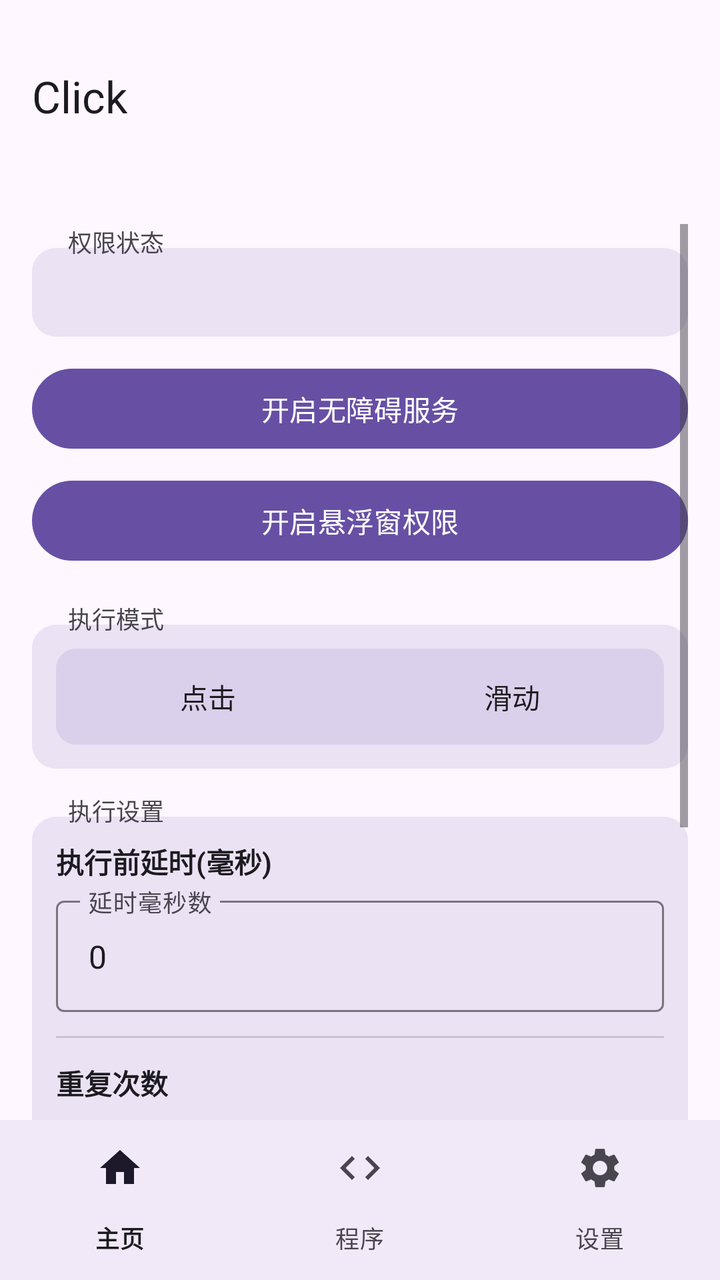
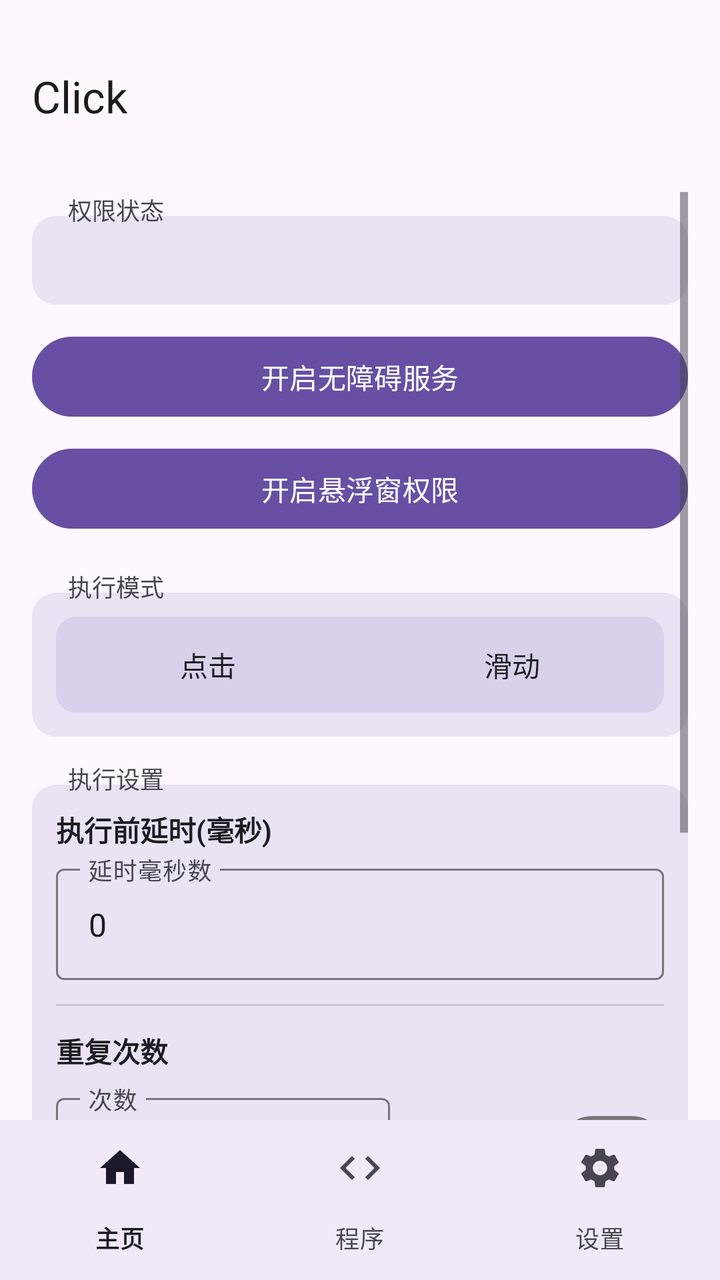

Before-and-after screenshots of an Android layout around one commit, followed by the original layout XML and the change that was made.
<!-- AndroidManifest.xml: activity theme Theme.Click -->
<!-- res/layout/activity_main.xml -->
<?xml version="1.0" encoding="utf-8"?>
<LinearLayout xmlns:android="http://schemas.android.com/apk/res/android"
    xmlns:app="http://schemas.android.com/apk/res-auto"
    android:layout_width="match_parent"
    android:layout_height="match_parent"
    android:fitsSystemWindows="false"
    android:orientation="vertical">

    
    <FrameLayout
        android:layout_width="match_parent"
        android:layout_height="96dp"
        android:background="?attr/colorSurface">

        <com.google.android.material.appbar.MaterialToolbar
            android:id="@+id/toolbar"
            android:layout_width="match_parent"
            android:layout_height="wrap_content"
            android:layout_gravity="center"
            app:title="Click"
            app:titleTextColor="?attr/colorOnSurface" />
    </FrameLayout>

    
    <ScrollView
        android:id="@+id/home_content"
        android:layout_width="match_parent"
        android:layout_height="0dp"
        android:layout_weight="1"
        android:clipToPadding="false"
        android:paddingBottom="16dp"
        android:paddingHorizontal="16dp"
        android:paddingTop="16dp">

        <LinearLayout
            android:layout_width="match_parent"
            android:layout_height="wrap_content"
            android:orientation="vertical">

            
            <TextView
                android:layout_width="wrap_content"
                android:layout_height="wrap_content"
                android:text="权限状态"
                android:textSize="12sp"
                android:textColor="?attr/colorOnSurfaceVariant"
                android:background="@android:color/transparent"
                android:paddingHorizontal="6dp"
                android:layout_marginStart="12dp"
                android:layout_marginBottom="-6dp"
                android:elevation="2dp" />

            
            <LinearLayout
                android:layout_width="match_parent"
                android:layout_height="wrap_content"
                android:orientation="vertical"
                android:background="@drawable/section_border"
                android:padding="12dp">

                <TextView
                    android:id="@+id/statusText"
                    android:layout_width="match_parent"
                    android:layout_height="wrap_content"
                    android:gravity="start"
                    android:textSize="15sp"
                    android:textStyle="bold"
                    android:textColor="?attr/colorOnSurface" />
            </LinearLayout>

            <Button
                android:id="@+id/btnEnableService"
                android:layout_width="match_parent"
                android:layout_height="wrap_content"
                android:layout_marginTop="12dp"
                android:text="开启无障碍服务" />

            <Button
                android:id="@+id/btnEnableOverlay"
                android:layout_width="match_parent"
                android:layout_height="wrap_content"
                android:layout_marginTop="8dp"
                android:text="开启悬浮窗权限" />

            
            <TextView
                android:layout_width="wrap_content"
                android:layout_height="wrap_content"
                android:layout_marginTop="16dp"
                android:text="执行模式"
                android:textSize="12sp"
                android:textColor="?attr/colorOnSurfaceVariant"
                android:background="@android:color/transparent"
                android:paddingHorizontal="6dp"
                android:layout_marginStart="12dp"
                android:layout_marginBottom="-6dp"
                android:elevation="2dp" />

            
            <LinearLayout
                android:layout_width="match_parent"
                android:layout_height="wrap_content"
                android:orientation="vertical"
                android:background="@drawable/section_border"
                android:padding="12dp">

                <FrameLayout
                    android:layout_width="match_parent"
                    android:layout_height="wrap_content"
                    android:background="@drawable/segment_bg">

                    <View
                        android:id="@+id/modeIndicator"
                        android:layout_width="0dp"
                        android:layout_height="36dp"
                        android:layout_gravity="center_vertical"
                        android:layout_marginStart="4dp"
                        android:background="@drawable/segment_selected" />

                    <LinearLayout
                        android:layout_width="match_parent"
                        android:layout_height="wrap_content"
                        android:orientation="horizontal">

                        <Button
                            android:id="@+id/radioClick"
                            android:layout_width="0dp"
                            android:layout_height="wrap_content"
                            android:layout_weight="1"
                            android:text="点击"
                            android:background="@android:color/transparent"
                            android:textColor="@color/btn_text_selector" />

                        <Button
                            android:id="@+id/radioSwipe"
                            android:layout_width="0dp"
                            android:layout_height="wrap_content"
                            android:layout_weight="1"
                            android:text="滑动"
                            android:background="@android:color/transparent"
                            android:textColor="@color/btn_text_selector" />
                    </LinearLayout>
                </FrameLayout>

                <LinearLayout
                    android:id="@+id/swipeParams"
                    android:layout_width="match_parent"
                    android:layout_height="wrap_content"
                    android:orientation="vertical"
                    android:visibility="gone"
                    android:layout_marginTop="12dp">

                    <View
                        android:layout_width="match_parent"
                        android:layout_height="1dp"
                        android:background="?attr/colorOutlineVariant" />

                    <TextView
                        android:layout_width="wrap_content"
                        android:layout_height="wrap_content"
                        android:layout_marginTop="12dp"
                        android:text="滑动方式"
                        android:textSize="13sp"
                        android:textStyle="bold"
                        android:textColor="?attr/colorOnSurface" />

                    <FrameLayout
                        android:layout_width="match_parent"
                        android:layout_height="wrap_content"
                        android:layout_marginTop="8dp"
                        android:background="@drawable/segment_bg">

                        <View
                            android:id="@+id/swipeMethodIndicator"
                            android:layout_width="0dp"
                            android:layout_height="36dp"
                            android:layout_gravity="center_vertical"
                            android:layout_marginStart="4dp"
                            android:background="@drawable/segment_selected" />

                        <LinearLayout
                            android:layout_width="match_parent"
                            android:layout_height="wrap_content"
                            android:orientation="horizontal">

                            <Button
                                android:id="@+id/radioSwipeManual"
                                android:layout_width="0dp"
                                android:layout_height="wrap_content"
                                android:layout_weight="1"
                                android:text="手动参数"
                                android:background="@android:color/transparent"
                                android:textColor="@color/btn_text_selector" />

                            <Button
                                android:id="@+id/radioSwipeGesture"
                                android:layout_width="0dp"
                                android:layout_height="wrap_content"
                                android:layout_weight="1"
                                android:text="手势录制"
                                android:background="@android:color/transparent"
                                android:textColor="@color/btn_text_selector" />
                        </LinearLayout>
                    </FrameLayout>

                    <LinearLayout
                        android:id="@+id/manualSwipeParams"
                        android:layout_width="match_parent"
                        android:layout_height="wrap_content"
                        android:orientation="vertical"
                        android:layout_marginTop="12dp">

                        <TextView
                            android:layout_width="wrap_content"
                            android:layout_height="wrap_content"
                            android:text="起点"
                            android:textSize="13sp"
                            android:textColor="?attr/colorPrimary" />

                        <LinearLayout
                            android:layout_width="match_parent"
                            android:layout_height="wrap_content"
                            android:layout_marginTop="4dp"
                            android:orientation="horizontal">

                            <com.google.android.material.textfield.TextInputLayout
                                android:layout_width="0dp"
                                android:layout_height="wrap_content"
                                android:layout_weight="1"
                                android:layout_marginEnd="4dp"
                                android:hint="起点 X (横向坐标)"
                                style="@style/Widget.Material3.TextInputLayout.OutlinedBox">

                                <com.google.android.material.textfield.TextInputEditText
                                    android:id="@+id/inputSwipeX1"
                                    android:layout_width="match_parent"
                                    android:layout_height="wrap_content"
                                    android:inputType="numberDecimal" />
                            </com.google.android.material.textfield.TextInputLayout>

                            <com.google.android.material.textfield.TextInputLayout
                                android:layout_width="0dp"
                                android:layout_height="wrap_content"
                                android:layout_weight="1"
                                android:layout_marginStart="4dp"
                                android:hint="起点 Y (纵向坐标)"
                                style="@style/Widget.Material3.TextInputLayout.OutlinedBox">

                                <com.google.android.material.textfield.TextInputEditText
                                    android:id="@+id/inputSwipeY1"
                                    android:layout_width="match_parent"
                                    android:layout_height="wrap_content"
                                    android:inputType="numberDecimal" />
                            </com.google.android.material.textfield.TextInputLayout>
                        </LinearLayout>

                        <TextView
                            android:layout_width="wrap_content"
                            android:layout_height="wrap_content"
                            android:layout_marginTop="8dp"
                            android:text="终点"
                            android:textSize="13sp"
                            android:textColor="?attr/colorPrimary" />

                        <LinearLayout
                            android:layout_width="match_parent"
                            android:layout_height="wrap_content"
                            android:layout_marginTop="4dp"
                            android:orientation="horizontal">

                            <com.google.android.material.textfield.TextInputLayout
                                android:layout_width="0dp"
                                android:layout_height="wrap_content"
                                android:layout_weight="1"
                                android:layout_marginEnd="4dp"
                                android:hint="终点 X (横向坐标)"
                                style="@style/Widget.Material3.TextInputLayout.OutlinedBox">

                                <com.google.android.material.textfield.TextInputEditText
                                    android:id="@+id/inputSwipeX2"
                                    android:layout_width="match_parent"
                                    android:layout_height="wrap_content"
                                    android:inputType="numberDecimal" />
                            </com.google.android.material.textfield.TextInputLayout>

                            <com.google.android.material.textfield.TextInputLayout
                                android:layout_width="0dp"
                                android:layout_height="wrap_content"
                                android:layout_weight="1"
                                android:layout_marginStart="4dp"
                                android:hint="终点 Y (纵向坐标)"
                                style="@style/Widget.Material3.TextInputLayout.OutlinedBox">

                                <com.google.android.material.textfield.TextInputEditText
                                    android:id="@+id/inputSwipeY2"
                                    android:layout_width="match_parent"
                                    android:layout_height="wrap_content"
                                    android:inputType="numberDecimal" />
                            </com.google.android.material.textfield.TextInputLayout>
                        </LinearLayout>

                        <TextView
                            android:layout_width="wrap_content"
                            android:layout_height="wrap_content"
                            android:layout_marginTop="8dp"
                            android:text="时长"
                            android:textSize="13sp"
                            android:textColor="?attr/colorPrimary" />

                        <com.google.android.material.textfield.TextInputLayout
                            android:layout_width="match_parent"
                            android:layout_height="wrap_content"
                            android:layout_marginTop="4dp"
                            android:hint="滑动耗时(毫秒)"
                            style="@style/Widget.Material3.TextInputLayout.OutlinedBox">

                            <com.google.android.material.textfield.TextInputEditText
                                android:id="@+id/inputSwipeDuration"
                                android:layout_width="match_parent"
                                android:layout_height="wrap_content"
                                android:inputType="number" />
                        </com.google.android.material.textfield.TextInputLayout>
                    </LinearLayout>

                    <LinearLayout
                        android:id="@+id/gestureSwipeSection"
                        android:layout_width="match_parent"
                        android:layout_height="wrap_content"
                        android:orientation="vertical"
                        android:visibility="gone"
                        android:layout_marginTop="12dp">

                        <TextView
                            android:id="@+id/lblRecordedStatus"
                            android:layout_width="wrap_content"
                            android:layout_height="wrap_content"
                            android:text=""
                            android:textSize="13sp"
                            android:textColor="?attr/colorPrimary" />

                        <Button
                            android:id="@+id/btnRecordGesture"
                            android:layout_width="match_parent"
                            android:layout_height="wrap_content"
                            android:layout_marginTop="8dp"
                            android:text="录制手势 (在屏幕上滑动)" />
                    </LinearLayout>
                </LinearLayout>
            </LinearLayout>

            
            <TextView
                android:layout_width="wrap_content"
                android:layout_height="wrap_content"
                android:layout_marginTop="12dp"
                android:text="执行设置"
                android:textSize="12sp"
                android:textColor="?attr/colorOnSurfaceVariant"
                android:background="@android:color/transparent"
                android:paddingHorizontal="6dp"
                android:layout_marginStart="12dp"
                android:layout_marginBottom="-6dp"
                android:elevation="2dp" />

            
            <LinearLayout
                android:layout_width="match_parent"
                android:layout_height="wrap_content"
                android:orientation="vertical"
                android:background="@drawable/section_border"
                android:padding="12dp">

                <TextView
                    android:layout_width="wrap_content"
                    android:layout_height="wrap_content"
                    android:text="执行前延时(毫秒)"
                    android:textSize="14sp"
                    android:textStyle="bold"
                    android:textColor="?attr/colorOnSurface" />

                <com.google.android.material.textfield.TextInputLayout
                    android:layout_width="match_parent"
                    android:layout_height="wrap_content"
                    android:layout_marginTop="4dp"
                    android:hint="延时毫秒数"
                    style="@style/Widget.Material3.TextInputLayout.OutlinedBox">

                    <com.google.android.material.textfield.TextInputEditText
                        android:id="@+id/inputDelay"
                        android:layout_width="match_parent"
                        android:layout_height="wrap_content"
                        android:inputType="number"
                        android:text="0" />
                </com.google.android.material.textfield.TextInputLayout>

                <View
                    android:layout_width="match_parent"
                    android:layout_height="1dp"
                    android:layout_marginTop="12dp"
                    android:background="?attr/colorOutlineVariant" />

                <TextView
                    android:layout_width="wrap_content"
                    android:layout_height="wrap_content"
                    android:layout_marginTop="12dp"
                    android:text="重复次数"
                    android:textSize="14sp"
                    android:textStyle="bold"
                    android:textColor="?attr/colorOnSurface" />

                <LinearLayout
                    android:layout_width="match_parent"
                    android:layout_height="wrap_content"
                    android:layout_marginTop="8dp"
                    android:orientation="horizontal"
                    android:gravity="center_vertical">

                    <com.google.android.material.textfield.TextInputLayout
                        android:layout_width="0dp"
                        android:layout_height="wrap_content"
                        android:layout_weight="1"
                        android:hint="次数"
                        style="@style/Widget.Material3.TextInputLayout.OutlinedBox">

                        <com.google.android.material.textfield.TextInputEditText
                            android:id="@+id/inputRepeat"
                            android:layout_width="match_parent"
                            android:layout_height="wrap_content"
                            android:inputType="number"
                            android:text="1" />
                    </com.google.android.material.textfield.TextInputLayout>

                    <com.google.android.material.materialswitch.MaterialSwitch
                        android:id="@+id/checkInfinite"
                        android:layout_width="wrap_content"
                        android:layout_height="wrap_content"
                        android:layout_marginStart="12dp"
                        android:text="无限循环" />
                </LinearLayout>
            </LinearLayout>

            <FrameLayout
                android:layout_width="match_parent"
                android:layout_height="wrap_content"
                android:layout_marginTop="24dp">

                <Button
                    android:id="@+id/btnStartFloating"
                    android:layout_width="match_parent"
                    android:layout_height="wrap_content"
                    android:text="启动悬浮球"
                    android:enabled="false" />

                <View
                    android:id="@+id/btnStartOverlay"
                    android:layout_width="match_parent"
                    android:layout_height="match_parent"
                    android:background="@android:color/transparent"
                    android:clickable="true"
                    android:visibility="gone" />
            </FrameLayout>

            <Button
                android:id="@+id/btnStopFloating"
                android:layout_width="match_parent"
                android:layout_height="wrap_content"
                android:layout_marginTop="8dp"
                android:text="停止悬浮球"
                android:enabled="false" />

        </LinearLayout>
    </ScrollView>

    
    <LinearLayout
        android:id="@+id/program_page"
        android:layout_width="match_parent"
        android:layout_height="0dp"
        android:layout_weight="1"
        android:orientation="vertical"
        android:gravity="center"
        android:visibility="gone" />

    
    <LinearLayout
        android:id="@+id/settings_page"
        android:layout_width="match_parent"
        android:layout_height="0dp"
        android:layout_weight="1"
        android:orientation="vertical"
        android:gravity="center"
        android:visibility="gone" />

    
    <com.google.android.material.bottomnavigation.BottomNavigationView
        android:id="@+id/bottom_navigation"
        android:layout_width="match_parent"
        android:layout_height="wrap_content"
        android:background="?attr/colorSurface"
        app:labelVisibilityMode="labeled"
        app:menu="@menu/bottom_nav_menu" />

</LinearLayout>
<!-- resources referenced by this layout -->
<resources>
  <!-- drawable section_border (drawable) -->
  <?xml version="1.0" encoding="utf-8"?>
  <shape xmlns:android="http://schemas.android.com/apk/res/android"
      android:shape="rectangle">
      <solid android:color="@color/section_background" />
      <corners android:radius="12dp" />
  </shape>
  <!-- drawable segment_bg (drawable) -->
  <?xml version="1.0" encoding="utf-8"?>
  <shape xmlns:android="http://schemas.android.com/apk/res/android"
      android:shape="rectangle">
      <solid android:color="#206750A4" />
      <corners android:radius="10dp" />
  </shape>
  <!-- drawable segment_selected (drawable) -->
  <?xml version="1.0" encoding="utf-8"?>
  <shape xmlns:android="http://schemas.android.com/apk/res/android"
      android:shape="rectangle">
      <solid android:color="@color/md_theme_primary" />
      <corners android:radius="8dp" />
  </shape>
  <style name="Theme.Click" parent="Theme.Material3.DayNight.NoActionBar">
          <item name="colorPrimary">@color/md_theme_primary</item>
          <item name="colorOnPrimary">@color/md_theme_onPrimary</item>
          <item name="colorPrimaryContainer">@color/md_theme_primaryContainer</item>
          <item name="colorOnPrimaryContainer">@color/md_theme_onPrimaryContainer</item>
          <item name="colorSecondary">@color/md_theme_secondary</item>
          <item name="colorOnSecondary">@color/md_theme_onSecondary</item>
          <item name="colorSecondaryContainer">@color/md_theme_secondaryContainer</item>
          <item name="colorOnSecondaryContainer">@color/md_theme_onSecondaryContainer</item>
          <item name="android:colorBackground">@color/md_theme_background</item>
          <item name="colorOnBackground">@color/md_theme_onBackground</item>
          <item name="colorSurface">@color/md_theme_surface</item>
          <item name="colorOnSurface">@color/md_theme_onSurface</item>
          <item name="colorSurfaceVariant">@color/md_theme_surfaceVariant</item>
          <item name="colorOnSurfaceVariant">@color/md_theme_onSurfaceVariant</item>
          <item name="colorOutline">@color/md_theme_outline</item>
          <item name="colorOutlineVariant">@color/md_theme_outlineVariant</item>
          <item name="android:statusBarColor">@color/md_theme_surface</item>
          <item name="android:navigationBarColor">@android:color/transparent</item>
          <item name="android:windowLightStatusBar">true</item>
          <item name="android:windowLightNavigationBar">true</item>
          <item name="android:windowBackground">@color/md_theme_background</item>
          
          <item name="android:windowSplashScreenBackground">@color/md_theme_background</item>
          <item name="android:windowSplashScreenAnimatedIcon">@drawable/splash_icon</item>
      </style>
  <color name="section_background">#206750A4</color>
  <color name="md_theme_primary">#6750A4</color>
  <color name="md_theme_onPrimary">#FFFFFF</color>
  <color name="md_theme_primaryContainer">#EADDFF</color>
  <color name="md_theme_onPrimaryContainer">#21005D</color>
  <color name="md_theme_secondary">#625B71</color>
  <color name="md_theme_onSecondary">#FFFFFF</color>
  <color name="md_theme_secondaryContainer">#E8DEF8</color>
  <color name="md_theme_onSecondaryContainer">#1D192B</color>
  <color name="md_theme_background">#FEF7FF</color>
  <color name="md_theme_onBackground">#1D1B20</color>
  <color name="md_theme_surface">#FEF7FF</color>
  <color name="md_theme_onSurface">#1D1B20</color>
  <color name="md_theme_surfaceVariant">#E7E0EC</color>
  <color name="md_theme_onSurfaceVariant">#49454F</color>
  <color name="md_theme_outline">#79747E</color>
  <color name="md_theme_outlineVariant">#CAC4D0</color>
  <!-- drawable splash_icon: png bitmap (drawable, 131094 bytes) -->
</resources>

<!-- the commit's change to res/layout/activity_main.xml (unified diff, before → after) -->
@@ -30,7 +30,7 @@
         android:clipToPadding="false"
         android:paddingBottom="16dp"
         android:paddingHorizontal="16dp"
-        android:paddingTop="16dp">
+        android:paddingTop="0dp">
 
         <LinearLayout
             android:layout_width="match_parent"
